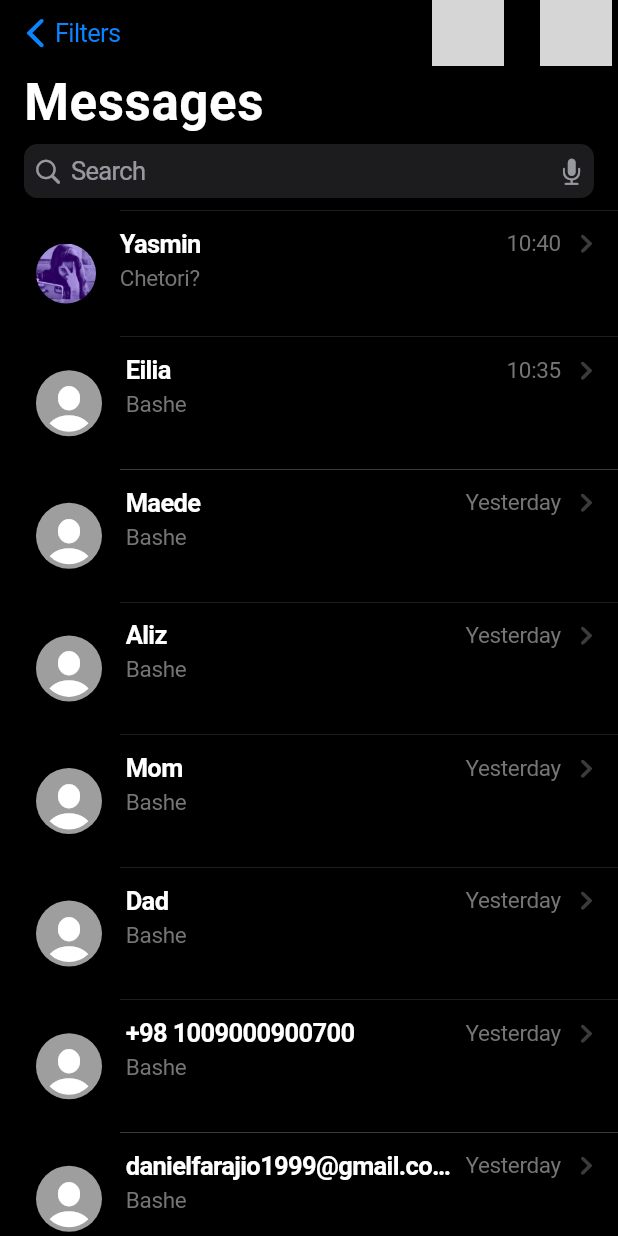
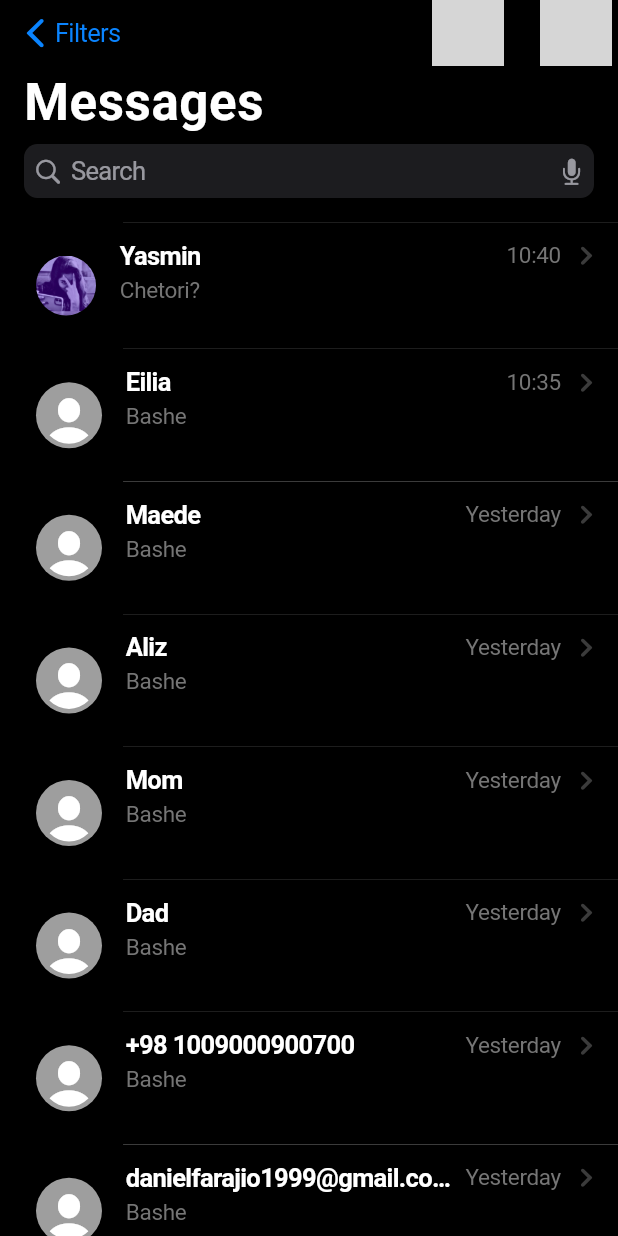
Before and after one commit to sepehrmoh81/iMessage, a Flutter app: the screen it shows after launch, on a phone screen of 412 x 824 dp. Run offline on Flutter 3.47's test engine with Material 3 defaults, Android fonts, the phone set to English and light mode, and no system bars; our stand-ins replace smooth_corner; missing offline and left inert: flutter_sficon; Roboto replaces fonts that are missing (SF Pro Display, SF Pro Text); grey boxes are pictures that could not be loaded.

Commit message:
Fixed spacing in home screen

```diff
--- a/lib/screens/home_screen.dart
+++ b/lib/screens/home_screen.dart
@@ -48,6 +48,9 @@ class _HomeScreenState extends State<HomeScreen> {
               suffixMode: OverlayVisibilityMode.always,
             ),
           ),
+          SliverToBoxAdapter(
+            child: SizedBox(height: 8,),
+          ),
           Consumer<ChatProvider>(
             builder: (context, provider, child) {
               List<Conversation> conversations = provider.getConversations();
@@ -61,7 +64,7 @@ class _HomeScreenState extends State<HomeScreen> {
                 itemCount: conversations.length + 2,
                 separatorBuilder: (BuildContext context, int index) {
                   return Divider(
-                    indent: 80,
+                    indent: 82,
                     thickness: 0.2,
                     height: 0.4,
                     radius: BorderRadius.circular(1),
```
